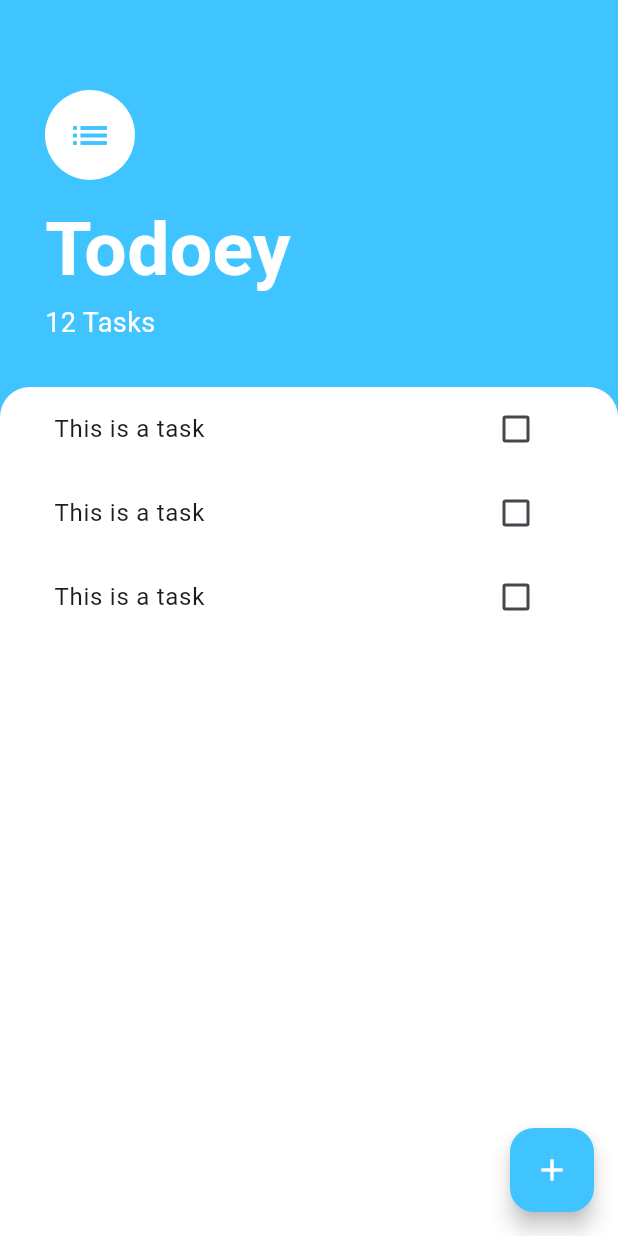
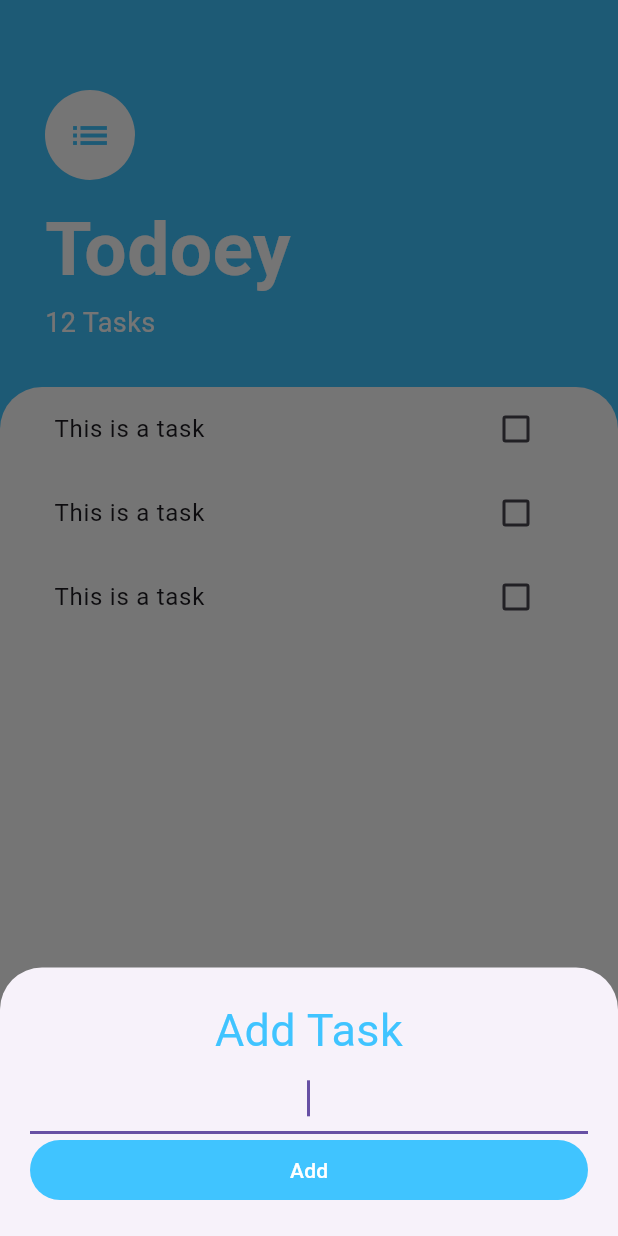
Before and after one commit to shox17/todoey, a Flutter app: the screen it shows after launch, after a tap on the "add" icon, on a phone screen of 412 x 824 dp. Run offline on Flutter 3.47's test engine with Material 3 defaults, Android fonts, the phone set to English and light mode, and no system bars.

```diff
--- /dev/null
+++ b/lib/screens/add_task_screen.dart
@@ -0,0 +1,39 @@
+import 'package:flutter/material.dart';
+
+class AddTaskScreen extends StatelessWidget {
+  const AddTaskScreen({super.key});
+
+  @override
+  Widget build(BuildContext context) {
+    return Container(
+      padding: const EdgeInsets.all(20.0),
+      child: Column(
+        crossAxisAlignment: CrossAxisAlignment.stretch,
+        children: [
+          const Text(
+            'Add Task',
+            textAlign: TextAlign.center,
+            style: TextStyle(fontSize: 30.0, color: Colors.lightBlueAccent),
+          ),
+          const TextField(
+            autofocus: true,
+            textAlign: TextAlign.center,
+          ),
+          TextButton(
+            onPressed: () {},
+            style: ButtonStyle(
+              backgroundColor:
+                  MaterialStateProperty.all<Color>(Colors.lightBlueAccent),
+            ),
+            child: const Text(
+              'Add',
+              style: TextStyle(
+                color: Colors.white,
+              ),
+            ),
+          ),
+        ],
+      ),
+    );
+  }
+}
--- a/lib/screens/tasks_screen.dart
+++ b/lib/screens/tasks_screen.dart
@@ -1,5 +1,6 @@
 import 'package:flutter/material.dart';
 import 'package:todoey/widgets/tasks_list.dart';
+import 'package:todoey/screens/add_task_screen.dart';
 
 class TasksScreen extends StatelessWidget {
   const TasksScreen({super.key});
@@ -14,7 +15,19 @@ class TasksScreen extends StatelessWidget {
           Icons.add,
           color: Colors.white,
         ),
-        onPressed: () {},
+        onPressed: () {
+          showModalBottomSheet(
+            context: context,
+            isScrollControlled: true,
+            builder: (context) => SingleChildScrollView(
+              child: Container(
+                padding: EdgeInsets.only(
+                    bottom: MediaQuery.of(context).viewInsets.bottom),
+                child: const AddTaskScreen(),
+              ),
+            ),
+          );
+        },
       ),
       body: Column(
         crossAxisAlignment: CrossAxisAlignment.start,
@@ -57,12 +70,12 @@ class TasksScreen extends StatelessWidget {
           ),
           Expanded(
             child: Container(
-              padding:const EdgeInsets.symmetric(horizontal: 20.0),
+              padding: const EdgeInsets.symmetric(horizontal: 20.0),
               decoration: const BoxDecoration(
                 color: Colors.white,
                 borderRadius: BorderRadius.only(
-                  topLeft: Radius.circular(20.0),
-                  topRight: Radius.circular(20.0),
+                  topLeft: Radius.circular(28.0),
+                  topRight: Radius.circular(28.0),
                 ),
               ),
               child: const TasksList(),
```
